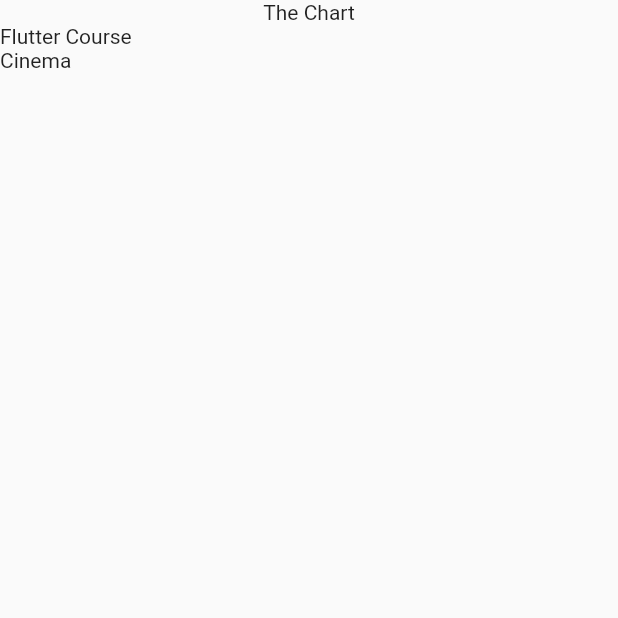
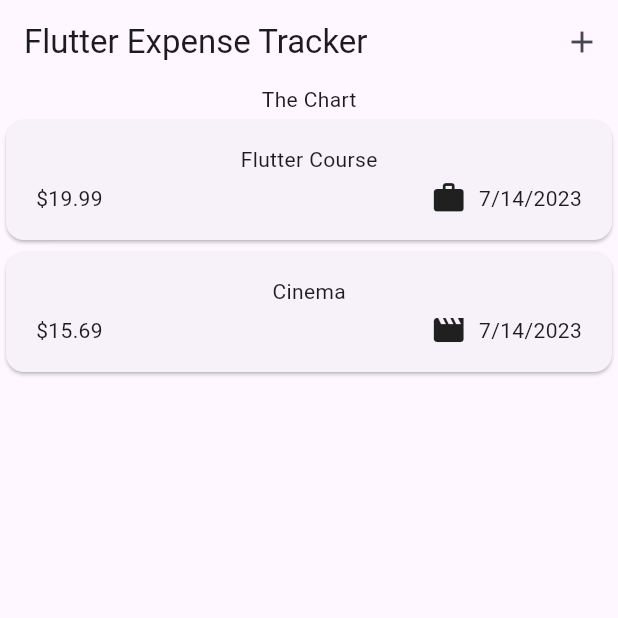
Before and after one commit to Beck0797/ExpenseTracker, a Flutter app: the screen it shows after launch, on a phone screen of 412 x 824 dp, the top half of it. Run offline on Flutter 3.47's test engine with Material 2 defaults, Android fonts, the phone set to English and light mode, and no system bars.

Commit message:
implemented bottom sheet and cardView

```diff
--- a/lib/main.dart
+++ b/lib/main.dart
@@ -1,10 +1,11 @@
-import 'package:expense_tracker/expenses.dart';
+import 'package:expense_tracker/widgets/expenses.dart';
 import 'package:flutter/material.dart';
 
 void main() {
   runApp(
-    const MaterialApp(
-      home: Expenses(),
+    MaterialApp(
+      theme: ThemeData(useMaterial3: true),
+      home: const Expenses(),
     ),
   );
 }
--- a/lib/models/expense.dart
+++ b/lib/models/expense.dart
@@ -1,17 +1,34 @@
+import 'package:flutter/material.dart';
 import 'package:uuid/uuid.dart';
+import 'package:intl/intl.dart';
 
 const uuid = Uuid();
+final formatter = DateFormat.yMd();
 
 enum Category { food, travel, leisure, work }
 
+const categoryIcons = {
+  Category.food: Icons.lunch_dining,
+  Category.travel: Icons.flight_takeoff,
+  Category.leisure: Icons.movie,
+  Category.work: Icons.work
+};
+
 class Expense {
-  Expense(
-      {required this.title, required this.amount, required this.date, required this.category,})
-      : id = uuid.v4();
+  Expense({
+    required this.title,
+    required this.amount,
+    required this.date,
+    required this.category,
+  }) : id = uuid.v4();
 
   final String id;
   final String title;
   final double amount;
   final DateTime date;
   final Category category;
+
+  String get formattedDate {
+    return formatter.format(date);
+  }
 }
--- a/lib/expenses.dart
+++ b/lib/widgets/expenses.dart
@@ -1,6 +1,6 @@
 import 'package:flutter/material.dart';
-import 'expenses_list.dart';
-import 'models/expense.dart';
+import 'expenses_list/expenses_list.dart';
+import '../models/expense.dart';
 
 class Expenses extends StatefulWidget {
   const Expenses({super.key});
@@ -25,9 +25,25 @@ class _Expense extends State<Expenses> {
         category: Category.leisure),
   ];
 
+  void _openAddExpenseOverlay() {
+    showModalBottomSheet(
+      context: context,
+      builder: (ctx) => const Text('Modal bottom sheet'),
+    );
+  }
+
   @override
   Widget build(BuildContext context) {
     return Scaffold(
+      appBar: AppBar(
+        title: const Text('Flutter Expense Tracker'),
+        actions: [
+          IconButton(
+            onPressed: _openAddExpenseOverlay,
+            icon: const Icon(Icons.add),
+          ),
+        ],
+      ),
       body: Column(
         children: [
           const Text('The Chart'),
--- /dev/null
+++ b/lib/widgets/expenses_list/expense_item.dart
@@ -0,0 +1,39 @@
+import 'package:expense_tracker/models/expense.dart';
+import 'package:flutter/material.dart';
+
+class ExpenseItem extends StatelessWidget {
+  const ExpenseItem(this.expense, {super.key});
+
+  final Expense expense;
+
+  @override
+  Widget build(BuildContext context) {
+    return Card(
+      child: Padding(
+        padding: const EdgeInsets.symmetric(
+          horizontal: 20,
+          vertical: 16,
+        ),
+        child: Column(
+          children: [
+            Text(expense.title),
+            const SizedBox(height: 4),
+            Row(
+              children: [
+                Text('\$${expense.amount.toStringAsFixed(2)}'),
+                const Spacer(),
+                Row(
+                  children: [
+                    Icon(categoryIcons[expense.category]),
+                    const SizedBox(width: 8),
+                    Text(expense.formattedDate),
+                  ],
+                )
+              ],
+            )
+          ],
+        ),
+      ),
+    );
+  }
+}
--- a/lib/expenses_list.dart
+++ b/lib/widgets/expenses_list/expenses_list.dart
@@ -1,6 +1,7 @@
+import 'package:expense_tracker/widgets/expenses_list/expense_item.dart';
 import 'package:flutter/cupertino.dart';
 
-import 'models/expense.dart';
+import '../../models/expense.dart';
 
 class ExpensesList extends StatelessWidget {
   const ExpensesList({super.key, required this.expenses});
@@ -11,7 +12,7 @@ class ExpensesList extends StatelessWidget {
   Widget build(BuildContext context) {
     return ListView.builder(
       itemCount: expenses.length,
-      itemBuilder: (ctx, index) => Text(expenses[index].title),
+      itemBuilder: (ctx, index) => ExpenseItem(expenses[index]),
     );
   }
 }
--- a/pubspec.yaml
+++ b/pubspec.yaml
@@ -36,6 +36,7 @@ dependencies:
   # Use with the CupertinoIcons class for iOS style icons.
   cupertino_icons: ^1.0.2
   uuid: ^3.0.7
+  intl: ^0.18.1
 
 dev_dependencies:
   flutter_test:
```
Also changed, not shown: pubspec.lock.
